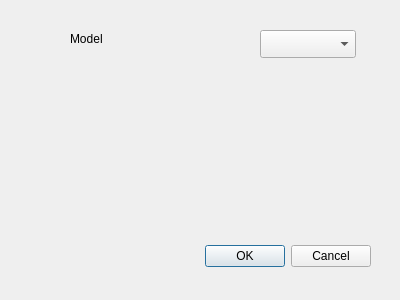
First picture: the form in vombatlib/dialogs/ccapplycorrection.ui, repository luca-penasa/vombat, before the edit.
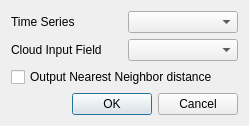
Second picture: the form after the edit.

What changed in the file:
```diff
--- a/vombatlib/dialogs/ccapplycorrection.ui
+++ b/vombatlib/dialogs/ccapplycorrection.ui
@@ -6,52 +6,58 @@
    <rect>
     <x>0</x>
     <y>0</y>
-    <width>400</width>
-    <height>300</height>
+    <width>249</width>
+    <height>126</height>
    </rect>
   </property>
+  <property name="sizePolicy">
+   <sizepolicy hsizetype="Preferred" vsizetype="Preferred">
+    <horstretch>0</horstretch>
+    <verstretch>0</verstretch>
+   </sizepolicy>
+  </property>
   <property name="windowTitle">
    <string>Dialog</string>
   </property>
-  <widget class="QDialogButtonBox" name="buttonBox">
-   <property name="geometry">
-    <rect>
-     <x>30</x>
-     <y>240</y>
-     <width>341</width>
-     <height>32</height>
-    </rect>
-   </property>
-   <property name="orientation">
-    <enum>Qt::Horizontal</enum>
-   </property>
-   <property name="standardButtons">
-    <set>QDialogButtonBox::Cancel|QDialogButtonBox::Ok</set>
-   </property>
-  </widget>
-  <widget class="QComboBox" name="comboModel">
-   <property name="geometry">
-    <rect>
-     <x>260</x>
-     <y>30</y>
-     <width>96</width>
-     <height>28</height>
-    </rect>
-   </property>
-  </widget>
-  <widget class="QLabel" name="label">
-   <property name="geometry">
-    <rect>
-     <x>70</x>
-     <y>30</y>
-     <width>71</width>
-     <height>18</height>
-    </rect>
-   </property>
-   <property name="text">
-    <string>Model</string>
-   </property>
-  </widget>
+  <layout class="QGridLayout" name="gridLayout">
+   <item row="0" column="0">
+    <widget class="QLabel" name="label">
+     <property name="text">
+      <string>Time Series</string>
+     </property>
+    </widget>
+   </item>
+   <item row="0" column="1">
+    <widget class="QComboBox" name="comboModel"/>
+   </item>
+   <item row="1" column="0">
+    <widget class="QLabel" name="label_2">
+     <property name="text">
+      <string>Cloud Input Field</string>
+     </property>
+    </widget>
+   </item>
+   <item row="1" column="1">
+    <widget class="QComboBox" name="comboModel_2"/>
+   </item>
+   <item row="2" column="0" colspan="2">
+    <widget class="QCheckBox" name="checkBox">
+     <property name="text">
+      <string>Output Nearest Neighbor distance</string>
+     </property>
+    </widget>
+   </item>
+   <item row="3" column="0" colspan="2">
+    <widget class="QDialogButtonBox" name="buttonBox">
+     <property name="orientation">
+      <enum>Qt::Horizontal</enum>
+     </property>
+     <property name="standardButtons">
+      <set>QDialogButtonBox::Cancel|QDialogButtonBox::Ok</set>
+     </property>
+    </widget>
+   </item>
+  </layout>
  </widget>
  <resources/>
  <connections>
```
